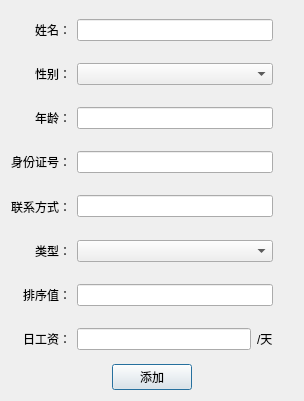
First picture: the form in PayCount_QT/CAddStaffDlg.ui, repository 605791556/PayAccount-QT, before the edit.
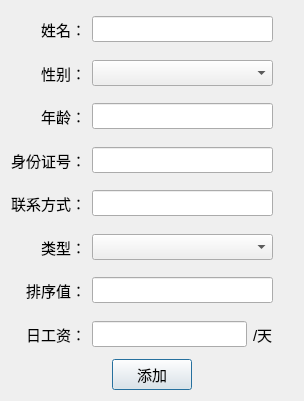
Second picture: the form after the edit.

Diff of the .ui file:
```diff
--- a/PayCount_QT/CAddStaffDlg.ui
+++ b/PayCount_QT/CAddStaffDlg.ui
@@ -44,6 +44,11 @@
      </item>
      <item row="5" column="0">
       <widget class="QLabel" name="label_6">
+       <property name="font">
+        <font>
+         <pointsize>11</pointsize>
+        </font>
+       </property>
        <property name="text">
         <string>类型：</string>
        </property>
@@ -54,6 +59,11 @@
      </item>
      <item row="2" column="0">
       <widget class="QLabel" name="label_3">
+       <property name="font">
+        <font>
+         <pointsize>11</pointsize>
+        </font>
+       </property>
        <property name="text">
         <string>年龄：</string>
        </property>
@@ -89,16 +99,39 @@
       </spacer>
      </item>
      <item row="0" column="1">
-      <widget class="QLineEdit" name="EDIT_NAME"/>
+      <widget class="QLineEdit" name="EDIT_NAME">
+       <property name="font">
+        <font>
+         <pointsize>11</pointsize>
+        </font>
+       </property>
+      </widget>
      </item>
      <item row="5" column="1">
-      <widget class="QComboBox" name="COMBO_TYPE"/>
+      <widget class="QComboBox" name="COMBO_TYPE">
+       <property name="font">
+        <font>
+         <pointsize>11</pointsize>
+        </font>
+       </property>
+      </widget>
      </item>
      <item row="3" column="1">
-      <widget class="QLineEdit" name="EDIT_IDCARD"/>
+      <widget class="QLineEdit" name="EDIT_IDCARD">
+       <property name="font">
+        <font>
+         <pointsize>11</pointsize>
+        </font>
+       </property>
+      </widget>
      </item>
      <item row="7" column="0">
       <widget class="QLabel" name="label_8">
+       <property name="font">
+        <font>
+         <pointsize>11</pointsize>
+        </font>
+       </property>
        <property name="text">
         <string>日工资：</string>
        </property>
@@ -108,13 +141,30 @@
       </widget>
      </item>
      <item row="4" column="1">
-      <widget class="QLineEdit" name="EDIT_TEL"/>
+      <widget class="QLineEdit" name="EDIT_TEL">
+       <property name="font">
+        <font>
+         <pointsize>11</pointsize>
+        </font>
+       </property>
+      </widget>
      </item>
      <item row="6" column="1">
-      <widget class="QLineEdit" name="EDIT_DEX"/>
+      <widget class="QLineEdit" name="EDIT_DEX">
+       <property name="font">
+        <font>
+         <pointsize>11</pointsize>
+        </font>
+       </property>
+      </widget>
      </item>
      <item row="6" column="0">
       <widget class="QLabel" name="label_7">
+       <property name="font">
+        <font>
+         <pointsize>11</pointsize>
+        </font>
+       </property>
        <property name="text">
         <string>排序值：</string>
        </property>
@@ -125,6 +175,11 @@
      </item>
      <item row="3" column="0">
       <widget class="QLabel" name="label_4">
+       <property name="font">
+        <font>
+         <pointsize>11</pointsize>
+        </font>
+       </property>
        <property name="text">
         <string>身份证号：</string>
        </property>
@@ -135,6 +190,11 @@
      </item>
      <item row="4" column="0">
       <widget class="QLabel" name="label_5">
+       <property name="font">
+        <font>
+         <pointsize>11</pointsize>
+        </font>
+       </property>
        <property name="text">
         <string>联系方式：</string>
        </property>
@@ -144,10 +204,21 @@
       </widget>
      </item>
      <item row="2" column="1">
-      <widget class="QLineEdit" name="EDIT_AGE"/>
+      <widget class="QLineEdit" name="EDIT_AGE">
+       <property name="font">
+        <font>
+         <pointsize>11</pointsize>
+        </font>
+       </property>
+      </widget>
      </item>
      <item row="1" column="0">
       <widget class="QLabel" name="label_2">
+       <property name="font">
+        <font>
+         <pointsize>11</pointsize>
+        </font>
+       </property>
        <property name="text">
         <string>性别：</string>
        </property>
@@ -183,7 +254,13 @@
       </spacer>
      </item>
      <item row="1" column="1">
-      <widget class="QComboBox" name="COMBO_SEX"/>
+      <widget class="QComboBox" name="COMBO_SEX">
+       <property name="font">
+        <font>
+         <pointsize>11</pointsize>
+        </font>
+       </property>
+      </widget>
      </item>
      <item row="4" column="2">
       <spacer name="verticalSpacer_5">
@@ -213,6 +290,11 @@
      </item>
      <item row="0" column="0">
       <widget class="QLabel" name="label">
+       <property name="font">
+        <font>
+         <pointsize>11</pointsize>
+        </font>
+       </property>
        <property name="text">
         <string>姓名：</string>
        </property>
@@ -224,10 +306,21 @@
      <item row="7" column="1">
       <layout class="QHBoxLayout" name="horizontalLayout">
        <item>
-        <widget class="QLineEdit" name="EDIT_DAYPAY"/>
+        <widget class="QLineEdit" name="EDIT_DAYPAY">
+         <property name="font">
+          <font>
+           <pointsize>11</pointsize>
+          </font>
+         </property>
+        </widget>
        </item>
        <item>
         <widget class="QLabel" name="label_9">
+         <property name="font">
+          <font>
+           <pointsize>11</pointsize>
+          </font>
+         </property>
          <property name="text">
           <string>/天</string>
          </property>
@@ -254,6 +347,11 @@
      </item>
      <item>
       <widget class="QPushButton" name="BTN_SAVE">
+       <property name="font">
+        <font>
+         <pointsize>11</pointsize>
+        </font>
+       </property>
        <property name="text">
         <string>添加</string>
        </property>
```
